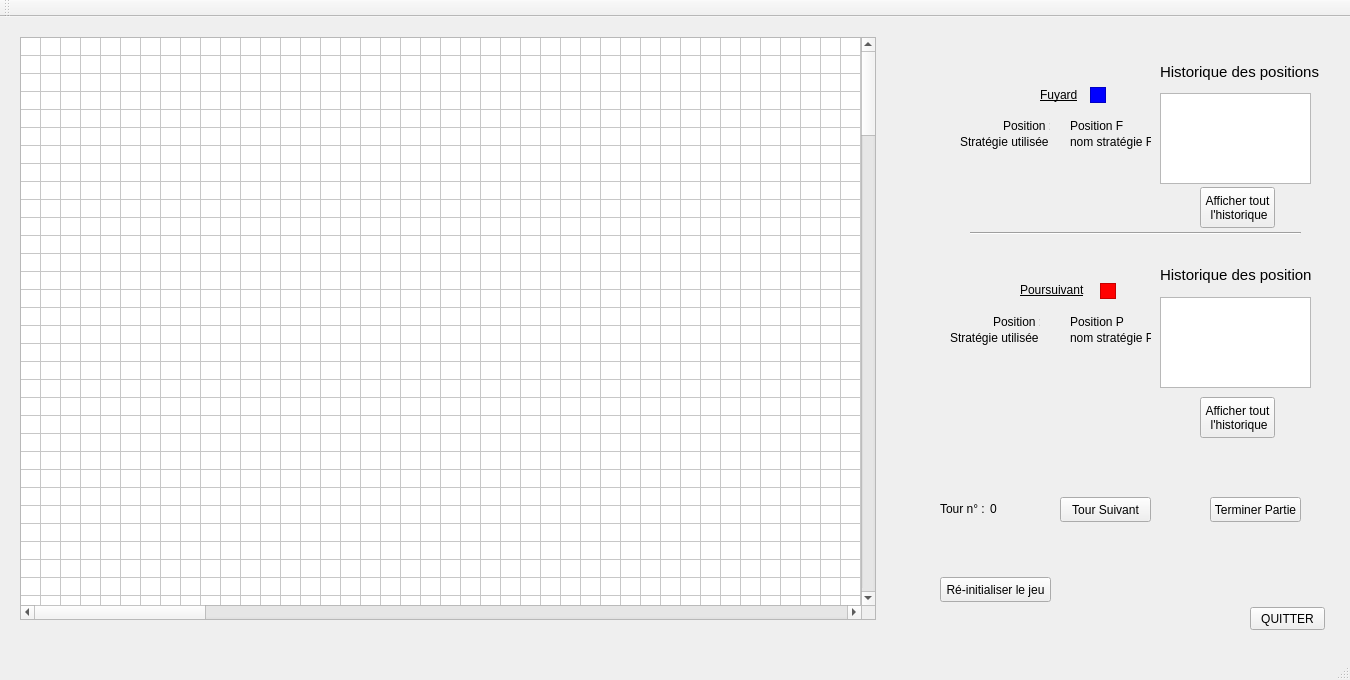
This is mainwindow.ui in L3TZ/CoursePoursuite as Qt 5 draws it before an edit. The edited form follows.
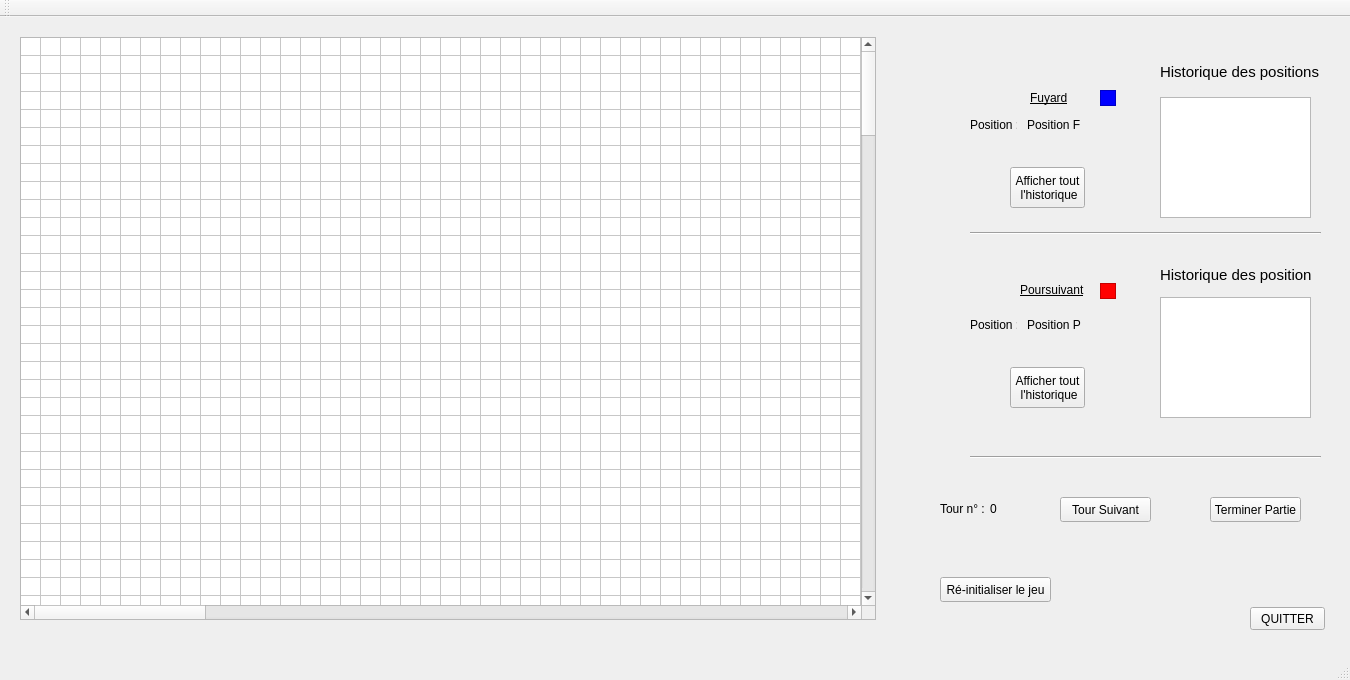
This is the edited form.

Commit message: (Rendu) nettoyage du code et finalisation de l'interface

```diff
--- a/mainwindow.ui
+++ b/mainwindow.ui
@@ -20,8 +20,8 @@
     </property>
     <property name="geometry">
      <rect>
-      <x>1040</x>
-      <y>67</y>
+      <x>1030</x>
+      <y>70</y>
       <width>41</width>
       <height>21</height>
      </rect>
@@ -539,9 +539,9 @@
    <widget class="QLabel" name="labelPosF">
     <property name="geometry">
      <rect>
-      <x>1070</x>
-      <y>101</y>
-      <width>61</width>
+      <x>1027</x>
+      <y>100</y>
+      <width>121</width>
       <height>16</height>
      </rect>
     </property>
@@ -549,25 +549,12 @@
      <string>Position F</string>
     </property>
    </widget>
-   <widget class="QLabel" name="labelStratF">
-    <property name="geometry">
-     <rect>
-      <x>1070</x>
-      <y>117</y>
-      <width>81</width>
-      <height>16</height>
-     </rect>
-    </property>
-    <property name="text">
-     <string>nom stratégie F</string>
-    </property>
-   </widget>
    <widget class="QLabel" name="labelPosP">
     <property name="geometry">
      <rect>
-      <x>1070</x>
-      <y>297</y>
-      <width>61</width>
+      <x>1027</x>
+      <y>300</y>
+      <width>121</width>
       <height>16</height>
      </rect>
     </property>
@@ -575,19 +562,6 @@
      <string>Position P</string>
     </property>
    </widget>
-   <widget class="QLabel" name="labelStratP">
-    <property name="geometry">
-     <rect>
-      <x>1070</x>
-      <y>313</y>
-      <width>81</width>
-      <height>16</height>
-     </rect>
-    </property>
-    <property name="text">
-     <string>nom stratégie P</string>
-    </property>
-   </widget>
    <widget class="QLabel" name="labelNumTour">
     <property name="geometry">
      <rect>
@@ -646,8 +620,8 @@
    <widget class="QLabel" name="nom_positionF">
     <property name="geometry">
      <rect>
-      <x>1003</x>
-      <y>101</y>
+      <x>970</x>
+      <y>100</y>
       <width>47</width>
       <height>16</height>
      </rect>
@@ -659,8 +633,8 @@
    <widget class="QLabel" name="nom_positionP">
     <property name="geometry">
      <rect>
-      <x>993</x>
-      <y>297</y>
+      <x>970</x>
+      <y>300</y>
       <width>47</width>
       <height>16</height>
      </rect>
@@ -669,37 +643,11 @@
      <string>Position :</string>
     </property>
    </widget>
-   <widget class="QLabel" name="nom_stratP">
-    <property name="geometry">
-     <rect>
-      <x>950</x>
-      <y>313</y>
-      <width>91</width>
-      <height>16</height>
-     </rect>
-    </property>
-    <property name="text">
-     <string>Stratégie utilisée :</string>
-    </property>
-   </widget>
-   <widget class="QLabel" name="nom_stratF">
-    <property name="geometry">
-     <rect>
-      <x>960</x>
-      <y>117</y>
-      <width>91</width>
-      <height>16</height>
-     </rect>
-    </property>
-    <property name="text">
-     <string>Stratégie utilisée :</string>
-    </property>
-   </widget>
    <widget class="QGraphicsView" name="graphicsView">
     <property name="geometry">
      <rect>
-      <x>1090</x>
-      <y>70</y>
+      <x>1100</x>
+      <y>73</y>
       <width>16</width>
       <height>16</height>
      </rect>
@@ -729,7 +677,7 @@
      <rect>
       <x>970</x>
       <y>206</y>
-      <width>331</width>
+      <width>351</width>
       <height>20</height>
      </rect>
     </property>
@@ -743,7 +691,7 @@
       <x>1160</x>
       <y>280</y>
       <width>151</width>
-      <height>91</height>
+      <height>121</height>
      </rect>
     </property>
    </widget>
@@ -751,9 +699,9 @@
     <property name="geometry">
      <rect>
       <x>1160</x>
-      <y>76</y>
+      <y>80</y>
       <width>151</width>
-      <height>91</height>
+      <height>121</height>
      </rect>
     </property>
    </widget>
@@ -809,8 +757,8 @@
    <widget class="QPushButton" name="affHistoF">
     <property name="geometry">
      <rect>
-      <x>1200</x>
-      <y>170</y>
+      <x>1010</x>
+      <y>150</y>
       <width>75</width>
       <height>41</height>
      </rect>
@@ -823,8 +771,8 @@
    <widget class="QPushButton" name="affHistoP">
     <property name="geometry">
      <rect>
-      <x>1200</x>
-      <y>380</y>
+      <x>1010</x>
+      <y>350</y>
       <width>75</width>
       <height>41</height>
      </rect>
@@ -834,6 +782,19 @@
  l'historique</string>
     </property>
    </widget>
+   <widget class="Line" name="line_2">
+    <property name="geometry">
+     <rect>
+      <x>970</x>
+      <y>430</y>
+      <width>351</width>
+      <height>20</height>
+     </rect>
+    </property>
+    <property name="orientation">
+     <enum>Qt::Horizontal</enum>
+    </property>
+   </widget>
   </widget>
   <widget class="QMenuBar" name="menuBar">
    <property name="geometry">
```
The commit also changes 7 other files.
